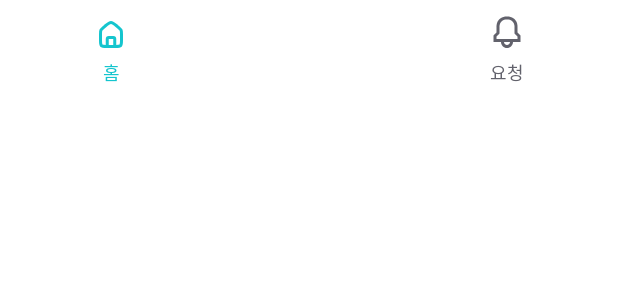
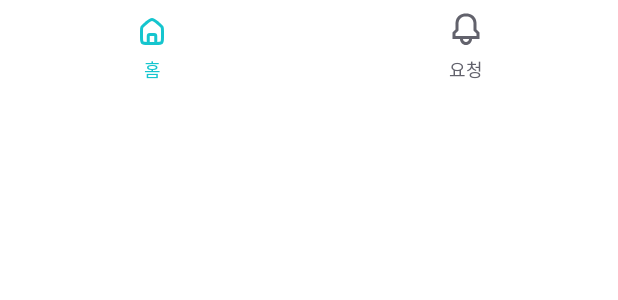
Before and after one commit to SSU-Capstone-Aurora/CareVision-Android, an Android app built with Jetpack Compose: the @Preview function AdminBottomBarPreview, on a phone screen of 412 x 824 dp. Shown: the top 300 px of the screen. Run offline under Robolectric (Android 15) with nearby library versions, the phone set to English and light mode, and no system bars; Roboto replaces fonts that are not available here.

Commit message:
feat: #27 Admin BottomBar 기능 구현

```diff
--- a/app/src/main/java/com/aurora/carevision/core/component/AdminBottomBar.kt
+++ b/app/src/main/java/com/aurora/carevision/core/component/AdminBottomBar.kt
@@ -3,6 +3,7 @@ package com.aurora.carevision.core.component
 import androidx.compose.foundation.background
 import androidx.compose.foundation.clickable
 import androidx.compose.foundation.layout.*
+import androidx.compose.foundation.selection.selectableGroup
 import androidx.compose.material3.Icon
 import androidx.compose.material3.Text
 import androidx.compose.runtime.Composable
@@ -22,45 +23,31 @@ import com.aurora.carevision.app.ui.theme.White
 
 @Composable
 fun AdminBottomBar(
-    navigateToHome: () -> Unit = {},
-    navigateToPatientRegister: () -> Unit = {},
-    navigateToNotification: () -> Unit = {},
+    content : @Composable RowScope.() -> Unit
 ) {
-    val selectedItem = remember { mutableStateOf("home") }  // 현재 선택된 아이템 상태
-
-    Row(
+    Column(
         modifier = Modifier
             .fillMaxWidth()
             .background(White)
-            .padding(horizontal = 12.dp, vertical = 10.dp),
-        horizontalArrangement = Arrangement.SpaceBetween
+            .height(64.dp),
+        horizontalAlignment = Alignment.CenterHorizontally,
+        verticalArrangement = Arrangement.SpaceBetween
     ) {
-        BottomNavItem(
-            icon = R.drawable.ic_home_line,
-            label = "홈",
-            isSelected = selectedItem.value == "home",
-            onClick = {
-                selectedItem.value = "home"
-                navigateToHome()
-            },
-            modifier = Modifier.padding(start = 50.dp)
+        Row(
+            modifier =  Modifier
+                .selectableGroup()
+                .fillMaxWidth()
+                .padding(start = 59.dp, end = 59.dp),
+            horizontalArrangement = Arrangement.SpaceBetween,
+            verticalAlignment = Alignment.CenterVertically,
+            content = content,
         )
 
-        BottomNavItem(
-            icon = R.drawable.ic_bell_bottom_navi_line,
-            label = "요청",
-            isSelected = selectedItem.value == "notification",
-            onClick = {
-                selectedItem.value = "notification"
-                navigateToNotification()
-            },
-            modifier = Modifier.padding(end = 50.dp)
-        )
     }
 }
 
 @Composable
-fun BottomNavItem(
+fun AdminBottomNavItem(
     icon: Int,
     label: String,
     isSelected: Boolean,
@@ -69,7 +56,11 @@ fun BottomNavItem(
 ) {
     Column(
         horizontalAlignment = Alignment.CenterHorizontally,
-        modifier = modifier.clickable { onClick() }
+        verticalArrangement = Arrangement.Center,
+        modifier = Modifier
+            .padding(horizontal = 30.dp)
+            .clickable { onClick() }
+            .fillMaxHeight()
     ) {
         Icon(
             painter = painterResource(id = icon),
@@ -90,6 +81,27 @@ fun BottomNavItem(
 @Preview
 fun AdminBottomBarPreview() {
     CVTheme {
-        AdminBottomBar()
+        Column(
+            modifier = Modifier
+                .background(White)
+        ) {
+            AdminBottomBar(
+                content = {
+                    AdminBottomNavItem(
+                        icon = R.drawable.ic_home_line,
+                        label = "홈",
+                        isSelected = true,
+                        onClick = {}
+                    )
+
+                    AdminBottomNavItem(
+                        icon = R.drawable.ic_bell_bottom_navi_line,
+                        label = "요청",
+                        isSelected = false,
+                        onClick = {}
+                    )
+                }
+            )
+        }
     }
 }
```
Also changed, not shown: app/src/main/java/com/aurora/carevision/app/CVNavHost.kt (+35 -7 lines), app/src/main/java/com/aurora/carevision/app/TopLevelDestination.kt (+9 -0 lines), app/src/main/java/com/aurora/carevision/feature/admin/request/AdminRequestAcceptanceNavigation.kt (added, +24 -0 lines).
